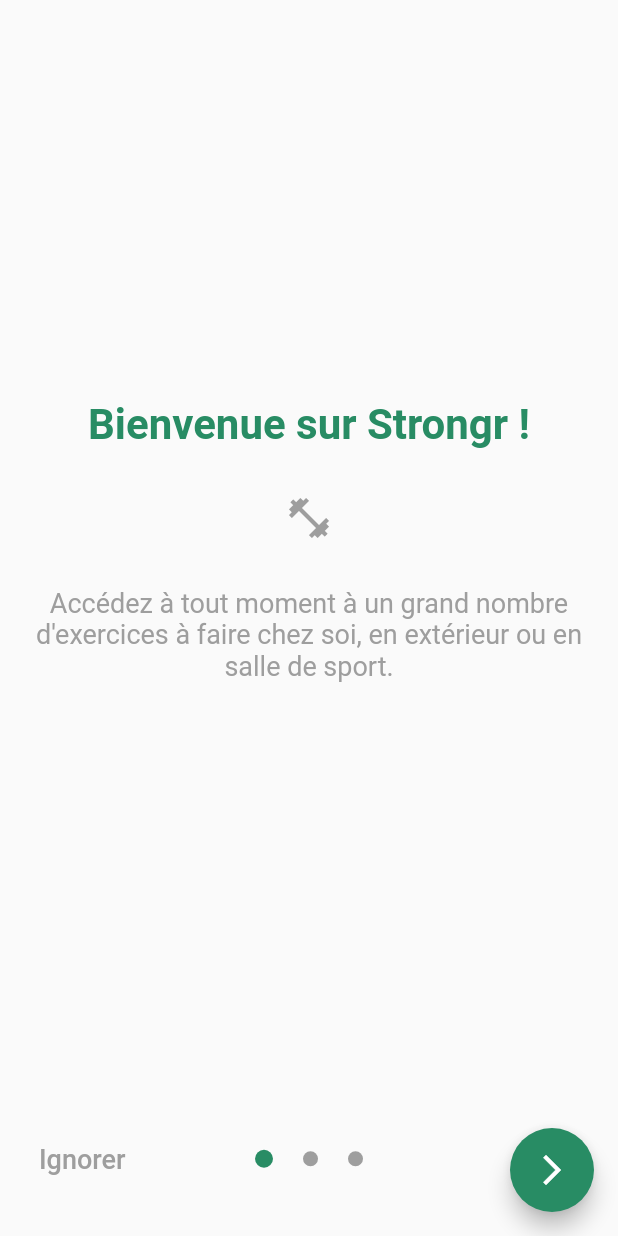
After one commit to MaximeDubost/Strongr, a Flutter app: the WelcomePage screen opened directly, on a phone screen of 412 x 824 dp. The commit adds this screen. Run offline on Flutter 3.47's test engine with Material 2 defaults, Android fonts, the phone set to English and light mode, and no system bars; Roboto replaces fonts that are missing (Calibri).

Commit message:
Page de bienvenue

```diff
--- a/Frontend/lib/UI/dashboard_view.dart
+++ b/Frontend/lib/UI/dashboard_view.dart
@@ -21,7 +21,7 @@ class DashboardViewState extends State<DashboardView> {
           mainAxisAlignment: MainAxisAlignment.center,
           children: <Widget>[
             Text(
-              "Bienvenue, Maxime ! ",
+              "Bonjour, maxime.dbst ! ",
               textAlign: TextAlign.center,
               style: TextStyle(
                   fontSize: 28,
--- a/Frontend/lib/UI/exercises_view.dart
+++ b/Frontend/lib/UI/exercises_view.dart
@@ -1,7 +1,7 @@
 import 'package:flutter/cupertino.dart';
 import 'package:flutter/material.dart';
-import 'package:flutter_app_test/pages/exercises_pages/exercise_page.dart';
-import 'package:flutter_app_test/pages/exercises_pages/search_exercise.dart';
+import 'package:strongr/pages/exercises_pages/exercise_page.dart';
+import 'package:strongr/pages/exercises_pages/search_exercise.dart';
 
 import '../main.dart';
 
--- a/Frontend/lib/UI/programs_view.dart
+++ b/Frontend/lib/UI/programs_view.dart
@@ -1,6 +1,6 @@
 import 'package:flutter/cupertino.dart';
 import 'package:flutter/material.dart';
-import 'package:flutter_app_test/pages/programs_pages/create_program_page.dart';
+import 'package:strongr/pages/programs_pages/create_program_page.dart';
 
 import '../main.dart';
 
--- a/Frontend/lib/UI/sessions_view.dart
+++ b/Frontend/lib/UI/sessions_view.dart
@@ -1,6 +1,6 @@
 import 'package:flutter/cupertino.dart';
 import 'package:flutter/material.dart';
-import 'package:flutter_app_test/pages/sessions_pages/create_session_page.dart';
+import 'package:strongr/pages/sessions_pages/create_session_page.dart';
 
 import '../main.dart';
 
--- a/Frontend/lib/main.dart
+++ b/Frontend/lib/main.dart
@@ -1,6 +1,5 @@
 import 'package:flutter/material.dart';
-
-import 'pages/homepage.dart';
+import 'package:strongr/pages/others_pages/loading_page.dart';
 
 const LightGrey = Color.fromRGBO(201, 201, 201, 1.0);
 const LightLightGrey = Color.fromRGBO(222, 222, 222, 1.0);
@@ -40,7 +39,7 @@ void main() {
         primaryColor: PrimaryColor,
         accentColor: SecondaryColor,
       ),
-    // home: new LoadingPage(),
-    home: new Homepage(),
+    home: new LoadingPage(),
+    //home: new Homepage(),
   ));
 }
--- a/Frontend/lib/pages/connection_pages/connection_page.dart
+++ b/Frontend/lib/pages/connection_pages/connection_page.dart
@@ -2,7 +2,7 @@ import 'dart:io';
 
 import 'package:flutter/cupertino.dart';
 import 'package:flutter/material.dart';
-import 'package:flutter_app_test/utils/no_animation_material_page_route.dart';
+import 'package:strongr/utils/no_animation_material_page_route.dart';
 
 import '../../main.dart';
 import 'log_in_page.dart';
--- a/Frontend/lib/pages/connection_pages/sign_in_page.dart
+++ b/Frontend/lib/pages/connection_pages/sign_in_page.dart
@@ -1,7 +1,6 @@
 import 'package:flutter/cupertino.dart';
 import 'package:flutter/material.dart';
-
-import '../homepage.dart';
+import 'package:strongr/pages/others_pages/welcome_page.dart';
 
 class SignInPage extends StatefulWidget {
   @override
@@ -158,7 +157,7 @@ class SignInPageState extends State<SignInPage> {
       });
 
       Navigator.of(context).push(CupertinoPageRoute(
-          builder: (BuildContext context) => Homepage()));
+          builder: (BuildContext context) => WelcomePage()));
     } else
       setState(() {
         _validate = true;
--- /dev/null
+++ b/Frontend/lib/pages/others_pages/welcome_page.dart
@@ -0,0 +1,264 @@
+import 'package:flutter/cupertino.dart';
+import 'package:flutter/material.dart';
+import 'package:strongr/main.dart';
+
+import '../../main.dart';
+import '../homepage.dart';
+
+class WelcomePage extends StatefulWidget {
+  @override
+  State createState() => new WelcomePageState();
+}
+
+class WelcomePageState extends State<WelcomePage>
+    with SingleTickerProviderStateMixin {
+  int _page = 0;
+  PageController _pageController;
+  Icon _fabIcon;
+
+  @override
+  void initState() {
+    super.initState();
+    _pageController = PageController(initialPage: 0);
+    _fabIcon = Icon(Icons.arrow_forward_ios);
+  }
+
+  @override
+  void dispose() {
+    super.dispose();
+    _pageController.dispose();
+  }
+
+  @override
+  Widget build(BuildContext context) {
+    double height = MediaQuery.of(context).size.height;
+    double width = MediaQuery.of(context).size.width;
+
+    return Scaffold(
+      floatingActionButton: FloatingActionButton(
+        onPressed: () {
+          if (_page == 2) {
+            Navigator.of(context).push(CupertinoPageRoute(
+                builder: (BuildContext context) => Homepage()));
+          } else {
+            setState(() {
+              this._pageController.animateToPage(_page + 1,
+                  duration: const Duration(milliseconds: 200),
+                  curve: Curves.easeInOut);
+              this._page++;
+            });
+          }
+
+          if (_page == 2)
+            setState(() {
+              this._fabIcon = Icon(Icons.check);
+            });
+          else
+            setState(() {
+              this._fabIcon = Icon(Icons.arrow_forward_ios);
+            });
+        },
+        child: _fabIcon,
+        backgroundColor: PrimaryColor,
+      ),
+      body: Column(
+        children: <Widget>[
+          Expanded(
+            child: PageView(
+              controller: _pageController,
+              onPageChanged: (newPage) {
+                setState(() {
+                  this._page = newPage;
+                  if (this._page == 2)
+                    this._fabIcon = Icon(Icons.check);
+                  else
+                    this._fabIcon = Icon(Icons.arrow_forward);
+                });
+              },
+              children: <Widget>[
+                Scaffold(
+                  body: Center(
+                    child: Column(
+                      mainAxisAlignment: MainAxisAlignment.center,
+                      children: <Widget>[
+                        Padding(
+                          padding: EdgeInsets.all(15),
+                          child: Text(
+                            "Bienvenue sur Strongr !",
+                            textAlign: TextAlign.center,
+                            style: TextStyle(
+                                fontSize: 28,
+                                fontFamily: 'Calibri',
+                                fontWeight: FontWeight.bold,
+                                color: PrimaryColor),
+                          ),
+                        ),
+                        Padding(
+                          padding: EdgeInsets.all(15),
+                          child: Icon(Icons.fitness_center,
+                              color: Colors.grey, size: 32.0),
+                        ),
+                        Padding(
+                          padding: EdgeInsets.all(15),
+                          child: Text(
+                            "Accédez à tout moment à un grand nombre d'exercices à faire chez soi, en extérieur ou en salle de sport.",
+                            textAlign: TextAlign.center,
+                            style: TextStyle(
+                                fontSize: 18,
+                                fontFamily: 'Calibri',
+                                color: Colors.grey),
+                          ),
+                        ),
+                      ],
+                    ),
+                  ),
+                ),
+                Scaffold(
+                  body: Center(
+                    child: Column(
+                      mainAxisAlignment: MainAxisAlignment.center,
+                      children: <Widget>[
+                        Padding(
+                          padding: EdgeInsets.all(15),
+                          child: Text(
+                            "L'organisation. Avant tout.",
+                            textAlign: TextAlign.center,
+                            style: TextStyle(
+                                fontSize: 28,
+                                fontFamily: 'Calibri',
+                                //fontWeight: FontWeight.bold,
+                                color: PrimaryColor),
+                          ),
+                        ),
+                        Padding(
+                          padding: EdgeInsets.all(15),
+                          child: Icon(Icons.date_range,
+                              color: Colors.grey, size: 32.0),
+                        ),
+                        Padding(
+                          padding: EdgeInsets.all(15),
+                          child: Text(
+                            "Créez et organisez vos propres séances et intégrez-les dans des programmes personnalisés.",
+                            textAlign: TextAlign.center,
+                            style: TextStyle(
+                                fontSize: 18,
+                                fontFamily: 'Calibri',
+                                color: Colors.grey),
+                          ),
+                        ),
+                      ],
+                    ),
+                  ),
+                ),
+                Scaffold(
+                  body: Center(
+                    child: Column(
+                      mainAxisAlignment: MainAxisAlignment.center,
+                      children: <Widget>[
+                        Padding(
+                          padding: EdgeInsets.all(15),
+                          child: Text(
+                            "Plus fort chaque jour.",
+                            textAlign: TextAlign.center,
+                            style: TextStyle(
+                                fontSize: 28,
+                                fontFamily: 'Calibri',
+                                // fontWeight: FontWeight.bold,
+                                color: PrimaryColor),
+                          ),
+                        ),
+                        Padding(
+                          padding: EdgeInsets.all(15),
+                          child: Icon(Icons.multiline_chart,
+                              color: Colors.grey, size: 32.0),
+                        ),
+                        Padding(
+                          padding: EdgeInsets.all(15),
+                          child: Text(
+                            "Suivez votre évolution et améliorez vos performances au fil du temps.",
+                            textAlign: TextAlign.center,
+                            style: TextStyle(
+                                fontSize: 18,
+                                fontFamily: 'Calibri',
+                                color: Colors.grey),
+                          ),
+                        ),
+                      ],
+                    ),
+                  ),
+                ),
+              ],
+            ),
+          ),
+          Container(
+              height: height / 8,
+              width: width,
+              //color: Colors.blue,
+              child: Stack(
+                children: <Widget>[
+                  Align(
+                    alignment: Alignment.centerLeft,
+                    child: Padding(
+                      padding: EdgeInsets.fromLTRB(10, 0, 0, 0),
+                      child: FlatButton(
+                        onPressed: () => Navigator.of(context).push(
+                            CupertinoPageRoute(
+                                builder: (BuildContext context) => Homepage())),
+                        child: Text(
+                          "Ignorer",
+                          style: TextStyle(
+                              fontSize: 18,
+                              fontFamily: 'Calibri',
+                              color: Colors.grey,
+                              fontWeight: FontWeight.w500),
+                        ),
+                      ),
+                    ),
+                  ),
+                  Center(
+                    child: Row(
+                      mainAxisAlignment: MainAxisAlignment.center,
+                      children: <Widget>[
+                        Padding(
+                          padding: EdgeInsets.fromLTRB(10, 0, 10, 0),
+                          child: Container(
+                            width: _page == 0 ? 12.0 : 10.0,
+                            height: _page == 0 ? 12.0 : 10.0,
+                            decoration: BoxDecoration(
+                              color: _page == 0 ? PrimaryColor : Colors.grey,
+                              borderRadius: BorderRadius.circular(80.0),
+                            ),
+                          ),
+                        ),
+                        Padding(
+                          padding: EdgeInsets.fromLTRB(10, 0, 10, 0),
+                          child: Container(
+                            width: _page == 1 ? 12.0 : 10.0,
+                            height: _page == 1 ? 12.0 : 10.0,
+                            decoration: BoxDecoration(
+                              color: _page == 1 ? PrimaryColor : Colors.grey,
+                              borderRadius: BorderRadius.circular(80.0),
+                            ),
+                          ),
+                        ),
+                        Padding(
+                          padding: EdgeInsets.fromLTRB(10, 0, 10, 0),
+                          child: Container(
+                            width: _page == 2 ? 12.0 : 10.0,
+                            height: _page == 2 ? 12.0 : 10.0,
+                            decoration: BoxDecoration(
+                              color: _page == 2 ? PrimaryColor : Colors.grey,
+                              borderRadius: BorderRadius.circular(80.0),
+                            ),
+                          ),
+                        ),
+                      ],
+                    ),
+                  ),
+                ],
+              ))
+        ],
+      ),
+    );
+  }
+}
--- a/Frontend/lib/pages/programs_pages/add_session_page.dart
+++ b/Frontend/lib/pages/programs_pages/add_session_page.dart
@@ -1,6 +1,6 @@
 import 'package:flutter/cupertino.dart';
 import 'package:flutter/material.dart';
-import 'package:flutter_app_test/pages/sessions_pages/create_session_page.dart';
+import 'package:strongr/pages/sessions_pages/create_session_page.dart';
 
 import '../../main.dart';
 
--- a/Frontend/pubspec.yaml
+++ b/Frontend/pubspec.yaml
@@ -1,5 +1,5 @@
-name: flutter_app_test
-description: A new Flutter project.
+name: strongr
+description: A strong Flutter project.
 
 # The following defines the version and build number for your application.
 # A version number is three numbers separated by dots, like 1.2.43
```
Also changed, not shown: Frontend/lib/pages/homepage.dart (+5 -5 lines), 1 other file.
